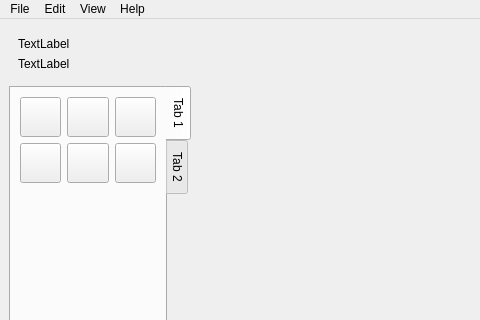
Qt form GUI/Designs/Application.ui (Spacha/Scigol) before a commit; both pictures show x 0 to 480 and y 0 to 320 of the 1002 by 644 pixel window.
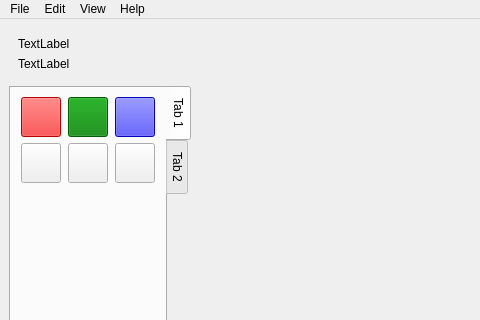
The same form after that commit.

```diff
--- a/GUI/Designs/Application.ui
+++ b/GUI/Designs/Application.ui
@@ -39,7 +39,7 @@
     <item>
      <widget class="QWidget" name="leftCol" native="true">
       <property name="sizePolicy">
-       <sizepolicy hsizetype="Preferred" vsizetype="Preferred">
+       <sizepolicy hsizetype="Fixed" vsizetype="Preferred">
         <horstretch>1</horstretch>
         <verstretch>0</verstretch>
        </sizepolicy>
@@ -89,12 +89,21 @@
           <layout class="QGridLayout" name="gridLayout">
            <item row="0" column="0">
             <widget class="QPushButton" name="tool1">
+             <property name="sizePolicy">
+              <sizepolicy hsizetype="Fixed" vsizetype="Fixed">
+               <horstretch>0</horstretch>
+               <verstretch>0</verstretch>
+              </sizepolicy>
+             </property>
              <property name="minimumSize">
               <size>
                <width>40</width>
                <height>40</height>
               </size>
              </property>
+             <property name="styleSheet">
+              <string notr="true">background-color: red;</string>
+             </property>
              <property name="text">
               <string/>
              </property>
@@ -102,6 +111,12 @@
            </item>
            <item row="1" column="1">
             <widget class="QPushButton" name="tool5">
+             <property name="sizePolicy">
+              <sizepolicy hsizetype="Fixed" vsizetype="Fixed">
+               <horstretch>0</horstretch>
+               <verstretch>0</verstretch>
+              </sizepolicy>
+             </property>
              <property name="minimumSize">
               <size>
                <width>40</width>
@@ -115,6 +130,12 @@
            </item>
            <item row="1" column="2">
             <widget class="QPushButton" name="tool6">
+             <property name="sizePolicy">
+              <sizepolicy hsizetype="Fixed" vsizetype="Fixed">
+               <horstretch>0</horstretch>
+               <verstretch>0</verstretch>
+              </sizepolicy>
+             </property>
              <property name="minimumSize">
               <size>
                <width>40</width>
@@ -128,6 +149,12 @@
            </item>
            <item row="1" column="0">
             <widget class="QPushButton" name="tool4">
+             <property name="sizePolicy">
+              <sizepolicy hsizetype="Fixed" vsizetype="Fixed">
+               <horstretch>0</horstretch>
+               <verstretch>0</verstretch>
+              </sizepolicy>
+             </property>
              <property name="minimumSize">
               <size>
                <width>40</width>
@@ -141,12 +168,21 @@
            </item>
            <item row="0" column="1">
             <widget class="QPushButton" name="tool2">
+             <property name="sizePolicy">
+              <sizepolicy hsizetype="Fixed" vsizetype="Fixed">
+               <horstretch>0</horstretch>
+               <verstretch>0</verstretch>
+              </sizepolicy>
+             </property>
              <property name="minimumSize">
               <size>
                <width>40</width>
                <height>40</height>
               </size>
              </property>
+             <property name="styleSheet">
+              <string notr="true">background-color: green;</string>
+             </property>
              <property name="text">
               <string/>
              </property>
@@ -154,12 +190,21 @@
            </item>
            <item row="0" column="2">
             <widget class="QPushButton" name="tool3">
+             <property name="sizePolicy">
+              <sizepolicy hsizetype="Fixed" vsizetype="Fixed">
+               <horstretch>0</horstretch>
+               <verstretch>0</verstretch>
+              </sizepolicy>
+             </property>
              <property name="minimumSize">
               <size>
                <width>40</width>
                <height>40</height>
               </size>
              </property>
+             <property name="styleSheet">
+              <string notr="true">background-color: blue;</string>
+             </property>
              <property name="text">
               <string/>
              </property>
```
Left out of the diff: 6 changed lines with no effect on the pictures.
